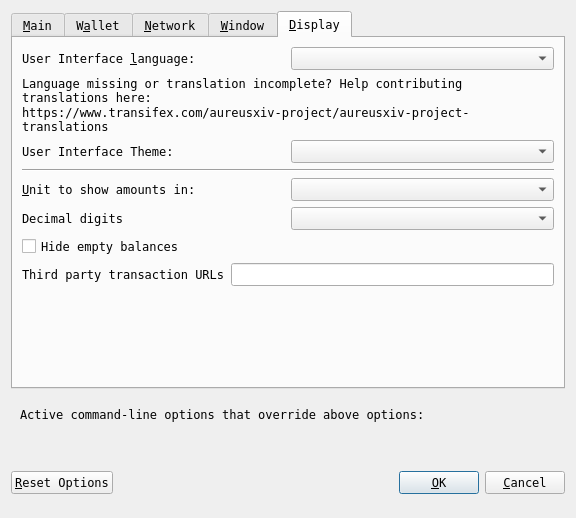
Above: src/qt/forms/optionsdialog.ui from wqking-misc/AureusXIV before the change. Below: the same form after it.
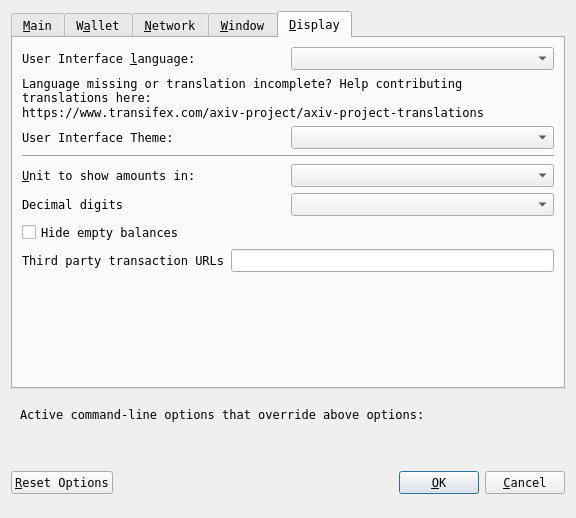
That is the form after the change. Custom widgets are drawn as their Qt base class.

Commit message: Rebrand Aureusxiv to AXIV

What changed in the file:
```diff
--- a/src/qt/forms/optionsdialog.ui
+++ b/src/qt/forms/optionsdialog.ui
@@ -552,7 +552,7 @@
          </property>
          <property name="text">
           <string>Language missing or translation incomplete? Help contributing translations here:
-https://www.transifex.com/aureusxiv-project/aureusxiv-project-translations</string>
+https://www.transifex.com/axiv-project/axiv-project-translations</string>
          </property>
          <property name="wordWrap">
           <bool>true</bool>
```
Left out of the diff: 10 changed lines with no effect on the pictures. The commit also changes 298 other files.
